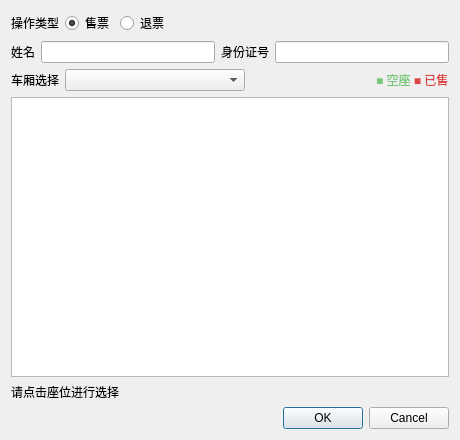
First picture: the form in ticketdialog.ui, repository citrus-dot/QTrainTixSys, before the edit.
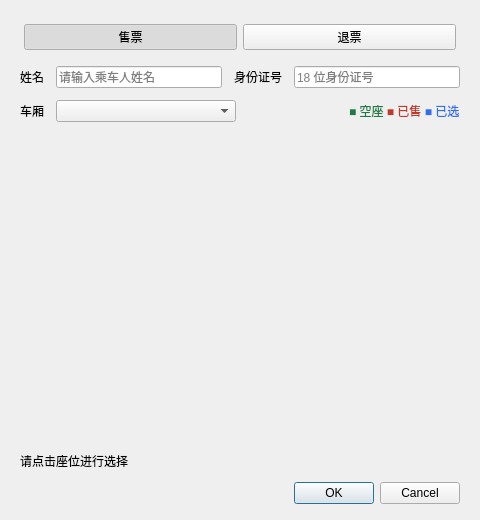
Second picture: the form after the edit.

The edit to the form file:
```diff
--- a/ticketdialog.ui
+++ b/ticketdialog.ui
@@ -6,54 +6,69 @@
    <rect>
     <x>0</x>
     <y>0</y>
-    <width>460</width>
-    <height>440</height>
+    <width>480</width>
+    <height>520</height>
    </rect>
   </property>
   <property name="windowTitle">
    <string>售票 / 退票</string>
   </property>
   <layout class="QVBoxLayout" name="verticalLayout">
+   <property name="spacing">
+    <number>12</number>
+   </property>
+   <property name="leftMargin">
+    <number>20</number>
+   </property>
+   <property name="topMargin">
+    <number>20</number>
+   </property>
+   <property name="rightMargin">
+    <number>20</number>
+   </property>
+   <property name="bottomMargin">
+    <number>16</number>
+   </property>
    <item>
+    <widget class="QWidget" name="modeContainer" native="true">
     <layout class="QHBoxLayout" name="modeLayout">
-     <item>
-      <widget class="QLabel" name="labelMode">
-       <property name="text">
-        <string>操作类型</string>
-       </property>
-      </widget>
-     </item>
+      <property name="leftMargin">
+       <number>4</number>
+      </property>
+      <property name="topMargin">
+       <number>4</number>
+      </property>
+      <property name="rightMargin">
+       <number>4</number>
+      </property>
+      <property name="bottomMargin">
+       <number>4</number>
+      </property>
      <item>
-      <widget class="QRadioButton" name="sellRadio">
+       <widget class="QPushButton" name="sellSeg">
        <property name="text">
         <string>售票</string>
        </property>
+        <property name="checkable">
+         <bool>true</bool>
+        </property>
        <property name="checked">
         <bool>true</bool>
        </property>
       </widget>
      </item>
      <item>
-      <widget class="QRadioButton" name="refundRadio">
+       <widget class="QPushButton" name="refundSeg">
        <property name="text">
         <string>退票</string>
        </property>
-      </widget>
-     </item>
-     <item>
-      <spacer name="horizontalSpacer">
-       <property name="orientation">
-        <enum>Qt::Horizontal</enum>
-       </property>
-       <property name="sizeHint" stdset="0">
-        <size>
-         <width>40</width>
-         <height>20</height>
-        </size>
-       </property>
-      </spacer>
-     </item>
-    </layout>
+        <property name="checkable">
+         <bool>true</bool>
+        </property>
+       </widget>
+      </item>
+     </layout>
+    </widget>
    </item>
    <item>
     <layout class="QHBoxLayout" name="passengerLayout">
@@ -65,7 +80,11 @@
       </widget>
      </item>
      <item>
-      <widget class="QLineEdit" name="nameEdit"/>
+      <widget class="QLineEdit" name="nameEdit">
+       <property name="placeholderText">
+        <string>请输入乘车人姓名</string>
+       </property>
+      </widget>
      </item>
      <item>
       <widget class="QLabel" name="labelId">
@@ -75,7 +94,11 @@
       </widget>
      </item>
      <item>
-      <widget class="QLineEdit" name="idEdit"/>
+      <widget class="QLineEdit" name="idEdit">
+       <property name="placeholderText">
+        <string>18 位身份证号</string>
+       </property>
+      </widget>
      </item>
     </layout>
    </item>
@@ -84,7 +107,7 @@
      <item>
       <widget class="QLabel" name="labelCarriage">
        <property name="text">
-        <string>车厢选择</string>
+        <string>车厢</string>
        </property>
       </widget>
      </item>
@@ -114,26 +137,30 @@
      <item>
       <widget class="QLabel" name="legendLabel">
        <property name="text">
-        <string>&lt;font color='#78C878'&gt;■ 空座&lt;/font&gt;   &lt;font color='#DC4646'&gt;■ 已售&lt;/font&gt;</string>
+        <string>&lt;span style='color:#1E7B45'&gt;■ 空座&lt;/span&gt;   &lt;span style='color:#C0392B'&gt;■ 已售&lt;/span&gt;   &lt;span style='color:#2F6FED'&gt;■ 已选&lt;/span&gt;</string>
        </property>
       </widget>
      </item>
     </layout>
    </item>
    <item>
-    <widget class="QTableWidget" name="seatGrid">
-     <property name="minimumSize">
-      <size>
-       <width>0</width>
-       <height>180</height>
-      </size>
+    <widget class="QScrollArea" name="seatScroll">
+     <property name="widgetResizable">
+      <bool>true</bool>
      </property>
-     <property name="editTriggers">
-      <set>QAbstractItemView::NoEditTriggers</set>
+     <property name="frameShape">
+      <enum>QFrame::NoFrame</enum>
      </property>
-     <property name="selectionMode">
-      <enum>QAbstractItemView::NoSelection</enum>
-     </property>
+     <widget class="QWidget" name="seatArea">
+      <layout class="QGridLayout" name="seatGridLayout">
+       <property name="horizontalSpacing">
+        <number>8</number>
+       </property>
+       <property name="verticalSpacing">
+        <number>8</number>
+       </property>
+      </layout>
+     </widget>
     </widget>
    </item>
    <item>
```
Lines whose indentation alone changed are shown as unchanged.
